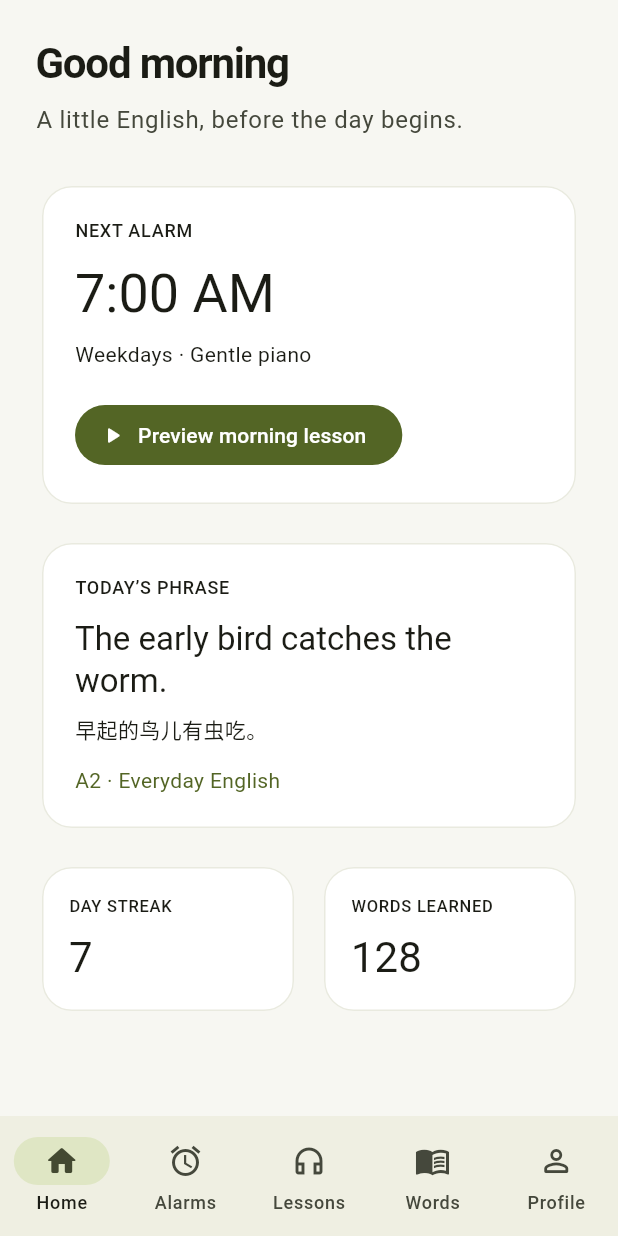
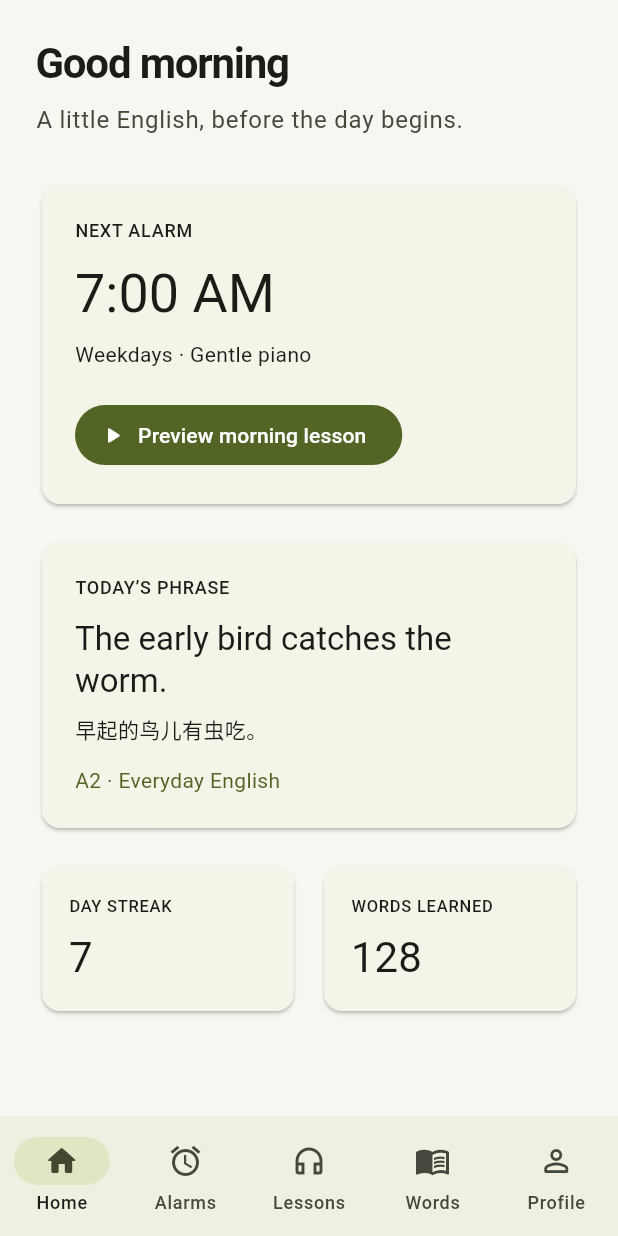
Before and after one commit to kuangbaojsmnns/AI-Alarm-English-Pro, a Flutter app: the screen it shows after launch, on a phone screen of 412 x 824 dp. Run offline on Flutter 3.47's test engine with Material 3 defaults, Android fonts, the phone set to English and light mode, and no system bars; our stand-ins replace dio, flutter_riverpod, go_router.

Commit message:
Stabilize Material theme configuration

```diff
--- a/app/lib/app/theme/app_theme.dart
+++ b/app/lib/app/theme/app_theme.dart
@@ -17,26 +17,6 @@ abstract final class AppTheme {
         backgroundColor: Color(0xFFF7F7F2),
         surfaceTintColor: Colors.transparent,
       ),
-      cardTheme: CardTheme(
-        color: Colors.white,
-        elevation: 0,
-        shape: RoundedRectangleBorder(
-          borderRadius: BorderRadius.circular(20),
-          side: const BorderSide(color: Color(0xFFE9EADF)),
-        ),
-      ),
-      inputDecorationTheme: InputDecorationTheme(
-        filled: true,
-        fillColor: Colors.white,
-        border: OutlineInputBorder(
-          borderRadius: BorderRadius.circular(14),
-          borderSide: const BorderSide(color: Color(0xFFE2E4D9)),
-        ),
-        enabledBorder: OutlineInputBorder(
-          borderRadius: BorderRadius.circular(14),
-          borderSide: const BorderSide(color: Color(0xFFE2E4D9)),
-        ),
-      ),
     );
   }
 }
```
